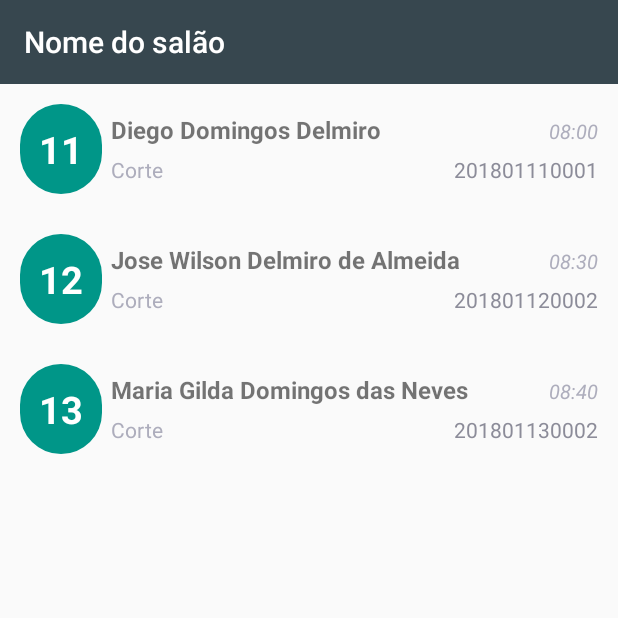
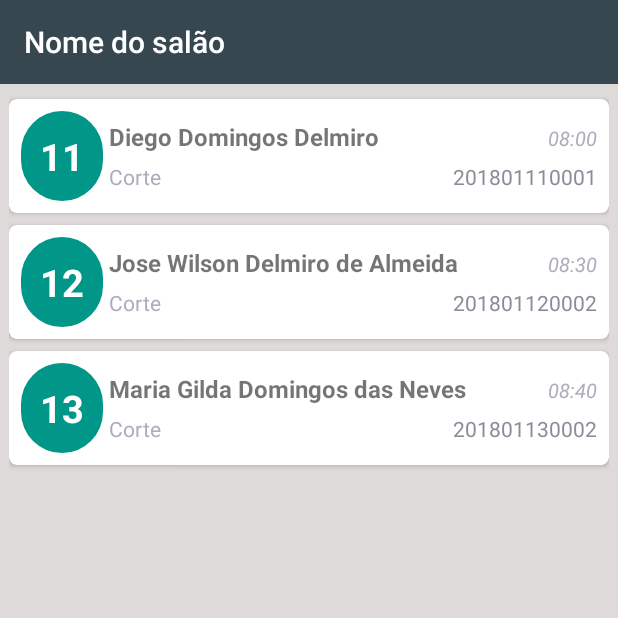
Before and after one commit to DiegoDigo/Allize_v3, an Android app: the HomeActivity screen opened directly, with no data from a screen before it, on a phone screen of 412 x 824 dp, the top half of it. Run offline under Robolectric (Android 15) with nearby library versions, the phone set to English and light mode, and no system bars.

Commit message:
ajuste layout

```diff
--- a/app/build.gradle
+++ b/app/build.gradle
@@ -26,4 +26,5 @@ dependencies {
     testImplementation 'junit:junit:4.12'
     androidTestImplementation 'com.android.support.test:runner:1.0.1'
     androidTestImplementation 'com.android.support.test.espresso:espresso-core:3.0.1'
+    implementation 'com.android.support:cardview-v7:27.1.1'
 }
--- a/app/src/main/AndroidManifest.xml
+++ b/app/src/main/AndroidManifest.xml
@@ -9,7 +9,8 @@
         android:roundIcon="@mipmap/ic_launcher_round"
         android:supportsRtl="true"
         android:theme="@style/AppTheme">
-        <activity android:name=".MainActivity">
+        <activity android:name=".MainActivity"
+            android:screenOrientation="portrait">
             <intent-filter>
                 <action android:name="android.intent.action.MAIN" />
 
@@ -19,8 +20,10 @@
         <activity
             android:name=".LoginActivity"
             android:label="@string/title_activity_login"
-            android:theme="@style/AppTheme" />
-        <activity android:name=".HomeActivity"></activity>
+            android:theme="@style/AppTheme"
+            android:screenOrientation="portrait"/>
+        <activity android:name=".HomeActivity"
+            android:screenOrientation="portrait"></activity>
     </application>
 
 </manifest>
--- a/app/src/main/java/br/com/allize/allize/adapters/RecycleViewAdapter.java
+++ b/app/src/main/java/br/com/allize/allize/adapters/RecycleViewAdapter.java
@@ -2,6 +2,7 @@ package br.com.allize.allize.adapters;
 
 import android.content.Context;
 import android.support.annotation.NonNull;
+import android.support.v7.widget.CardView;
 import android.support.v7.widget.RecyclerView;
 import android.view.LayoutInflater;
 import android.view.View;
@@ -66,7 +67,7 @@ public class RecycleViewAdapter extends RecyclerView.Adapter<RecycleViewAdapter.
         private TextView tv_servico;
         private TextView tv_nComanda;
         private TextView tv_data;
-        private LinearLayout item_comanda;
+        private CardView item_comanda;
         public MyViewHolder(View itemView) {
             super(itemView);
             item_comanda = itemView.findViewById(R.id.list_item);
--- a/app/src/main/res/layout-v21/activity_login.xml
+++ b/app/src/main/res/layout-v21/activity_login.xml
@@ -60,12 +60,14 @@
             android:text="@string/button_login_in"
             android:textColor="#fff" />
 
+
         <Button
             android:layout_width="match_parent"
             android:layout_height="wrap_content"
             android:gravity="center"
             android:textSize="16dp"
-            android:textColor="#f67"
+            android:textStyle="bold"
+            android:textColor="@color/colorbluedark"
             android:layout_marginTop="25dp"
             android:background="@color/colortransp"
             android:text="Crie sua conta"
--- a/app/src/main/res/layout/activity_home.xml
+++ b/app/src/main/res/layout/activity_home.xml
@@ -4,6 +4,7 @@
     xmlns:tools="http://schemas.android.com/tools"
     android:layout_width="match_parent"
     android:layout_height="match_parent"
+    android:background="@color/colorsilver"
     android:orientation="vertical"
     tools:context=".HomeActivity">
 
@@ -19,6 +20,7 @@
         android:id="@+id/listaComanda"
         android:layout_width="match_parent"
         android:layout_height="match_parent"
+        android:padding="6dp"
 
         />
 
--- a/app/src/main/res/layout/activity_login.xml
+++ b/app/src/main/res/layout/activity_login.xml
@@ -65,7 +65,8 @@
             android:layout_height="wrap_content"
             android:gravity="center"
             android:textSize="16dp"
-            android:textColor="#f67"
+            android:textStyle="bold"
+            android:textColor="@color/colorbluedark"
             android:layout_marginTop="25dp"
             android:background="@color/colortransp"
             android:text="Crie sua conta"
--- a/app/src/main/res/layout/item_comanda.xml
+++ b/app/src/main/res/layout/item_comanda.xml
@@ -1,21 +1,30 @@
 <?xml version="1.0" encoding="utf-8"?>
-<LinearLayout
-    xmlns:android="http://schemas.android.com/apk/res/android"
+<android.support.v7.widget.CardView xmlns:android="http://schemas.android.com/apk/res/android"
+    xmlns:app="http://schemas.android.com/apk/res-auto"
+    android:id="@+id/list_item"
     android:layout_width="match_parent"
     android:layout_height="wrap_content"
-    android:orientation="horizontal"
-    android:layout_margin="13dp"
-    android:id="@+id/list_item">
+    android:layout_marginBottom="4dp"
+    android:layout_marginTop="4dp"
+    android:padding="3dp"
+    app:cardCornerRadius="5dp">
+
+    <LinearLayout xmlns:android="http://schemas.android.com/apk/res/android"
+        android:layout_width="match_parent"
+        android:layout_height="wrap_content"
+        android:layout_margin="8dp"
+        android:orientation="horizontal">
 
         <TextView
-        android:background="@drawable/data_custumer"
+            android:id="@+id/data"
             android:layout_width="wrap_content"
             android:layout_height="wrap_content"
+            android:layout_marginEnd="4dp"
+            android:background="@drawable/data_custumer"
+            android:textColor="@color/colorwhite"
             android:textSize="25sp"
-        android:textColor="@color/colorwhite"
-        android:textStyle="bold"
-        android:id="@+id/data"
-        android:layout_marginEnd="6dp"/>
+            android:textStyle="bold" />
+
 
         <LinearLayout
             android:layout_width="match_parent"
@@ -25,51 +34,56 @@
             <LinearLayout
                 android:layout_width="match_parent"
                 android:layout_height="wrap_content"
-            android:orientation="horizontal"
-            android:layout_marginTop="6dp">
+                android:layout_marginTop="6dp"
+                android:orientation="horizontal">
+
                 <TextView
-                android:gravity="start"
+                    android:id="@+id/nome"
                     android:layout_width="wrap_content"
                     android:layout_height="wrap_content"
                     android:layout_weight="1"
+                    android:gravity="start"
                     android:textSize="16sp"
-                android:id="@+id/nome"
-                android:textStyle="bold"/>
+                    android:textStyle="bold" />
+
                 <TextView
-                android:gravity="end"
-                android:layout_weight="1"
+                    android:id="@+id/horario"
                     android:layout_width="wrap_content"
                     android:layout_height="wrap_content"
-                android:textStyle="italic"
+                    android:layout_weight="1"
+                    android:gravity="end"
+                    android:textColor="#adadbc"
                     android:textSize="13sp"
-                android:textColor="#adadbc"
-                android:id="@+id/horario"/>
+                    android:textStyle="italic" />
 
             </LinearLayout>
 
             <LinearLayout
                 android:layout_width="match_parent"
                 android:layout_height="wrap_content"
-            android:orientation="horizontal"
-            android:layout_marginTop="6dp">
+                android:layout_marginTop="6dp"
+                android:orientation="horizontal">
+
                 <TextView
-                android:gravity="start"
                     android:id="@+id/servico"
                     android:layout_width="wrap_content"
                     android:layout_height="wrap_content"
                     android:layout_weight="1"
+                    android:gravity="start"
                     android:textColor="#adadbc"
-                android:textSize="14sp"/>
+                    android:textSize="14sp" />
+
                 <TextView
                     android:id="@+id/num_comanda"
-                android:gravity="end"
-                android:layout_weight="1"
                     android:layout_width="wrap_content"
                     android:layout_height="wrap_content"
-                android:textColor="#8c8c99"/>
+                    android:layout_weight="1"
+                    android:gravity="end"
+                    android:textColor="#8c8c99" />
 
             </LinearLayout>
-
+        </LinearLayout>
     </LinearLayout>
 
-</LinearLayout>
+
+</android.support.v7.widget.CardView>
--- a/app/src/main/res/values/colors.xml
+++ b/app/src/main/res/values/colors.xml
@@ -6,4 +6,6 @@
     <color name="colortransp">#00cccccc</color>
     <color name="colorwhite">#fff</color>
     <color name="colorwhiteTransp">#cccccc</color>
+    <color name="colorbluedark">#448aff</color>
+    <color name="colorsilver">#dfdada</color>
 </resources>
```
Lines whose indentation alone changed are shown as unchanged.
